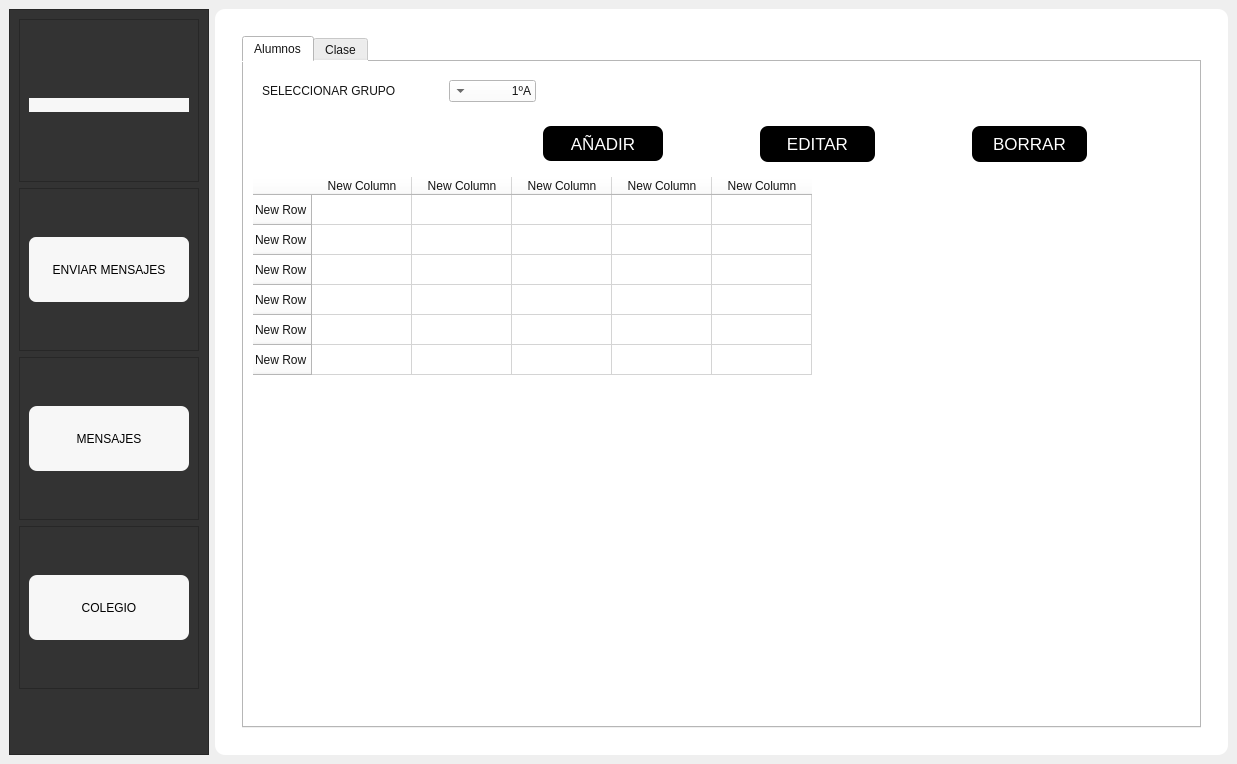
First picture: the form in Presentacion/UI_Files/UI_menu.ui, repository eduardez/SISINT, before the edit.
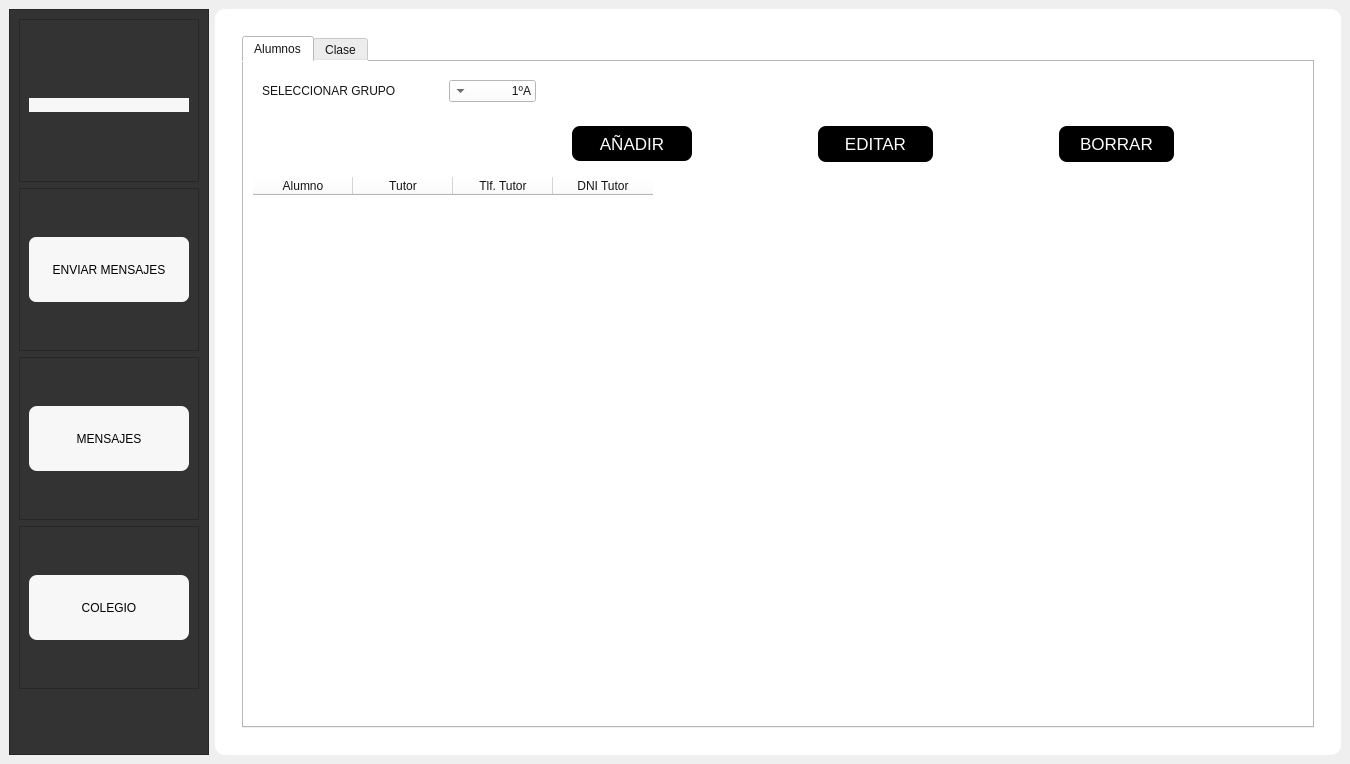
Second picture: the form after the edit. The open tabs and pages were chosen to show the change. Icons and pictures are not drawn.

The edit to the form file:
```diff
--- a/Presentacion/UI_Files/UI_menu.ui
+++ b/Presentacion/UI_Files/UI_menu.ui
@@ -6,7 +6,7 @@
    <rect>
     <x>0</x>
     <y>0</y>
-    <width>1237</width>
+    <width>1350</width>
     <height>764</height>
    </rect>
   </property>
@@ -1312,59 +1312,24 @@
                     <attribute name="horizontalHeaderCascadingSectionResizes">
                      <bool>true</bool>
                     </attribute>
-                    <row>
-                     <property name="text">
-                      <string>New Row</string>
-                     </property>
-                    </row>
-                    <row>
-                     <property name="text">
-                      <string>New Row</string>
-                     </property>
-                    </row>
-                    <row>
-                     <property name="text">
-                      <string>New Row</string>
-                     </property>
-                    </row>
-                    <row>
-                     <property name="text">
-                      <string>New Row</string>
-                     </property>
-                    </row>
-                    <row>
-                     <property name="text">
-                      <string>New Row</string>
-                     </property>
-                    </row>
-                    <row>
-                     <property name="text">
-                      <string>New Row</string>
-                     </property>
-                    </row>
                     <column>
                      <property name="text">
-                      <string>New Column</string>
+                      <string>Alumno</string>
                      </property>
                     </column>
                     <column>
                      <property name="text">
-                      <string>New Column</string>
+                      <string>Tutor</string>
                      </property>
                     </column>
                     <column>
                      <property name="text">
-                      <string>New Column</string>
+                      <string>Tlf. Tutor</string>
                      </property>
                     </column>
                     <column>
                      <property name="text">
-                      <string>New Column</string>
-                     </property>
-                    </column>
-                    <column>
-                     <property name="text">
-                      <string>New Column</string>
+                      <string>DNI Tutor</string>
                      </property>
                     </column>
                    </widget>
```
Left out of the diff: 17 changed lines with no effect on the pictures.
